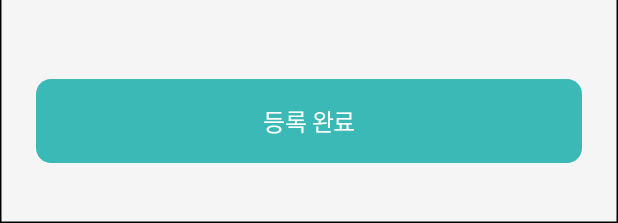
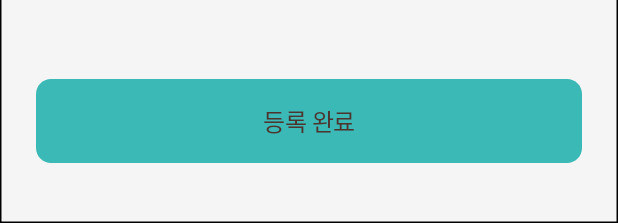
Before and after one commit to Ajou-Capston-09-HELPT/Android_Manager, an Android app: the layout fragment_membership.xml on its own in the app's theme, with its tools: preview values and no code run, on a phone screen of 412 x 824 dp. Shown: the part 1013-1236 px from the top of the screen. Run offline under Robolectric (Android 15) with nearby library versions, the phone set to English and light mode, and no system bars; network calls fail.

```diff
--- a/app/src/main/res/layout/fragment_membership.xml
+++ b/app/src/main/res/layout/fragment_membership.xml
@@ -48,13 +48,14 @@
             android:id="@+id/membershipRegisterButtonText"
             android:layout_width="wrap_content"
             android:layout_height="wrap_content"
+            android:gravity="center"
             android:text="@string/stringRegisterMembershipButton"
-            android:gravity="center"
             android:textAppearance="@style/styleMembershipRegisterButton"
-            app:layout_constraintTop_toTopOf="parent"
+            android:textColor="#4E342E"
             app:layout_constraintBottom_toBottomOf="parent"
             app:layout_constraintLeft_toLeftOf="parent"
-            app:layout_constraintRight_toRightOf="parent" />
+            app:layout_constraintRight_toRightOf="parent"
+            app:layout_constraintTop_toTopOf="parent" />
     </androidx.constraintlayout.widget.ConstraintLayout>
 
 
```
Also changed, not shown: app/src/main/java/com/ajou/helptmanager/memberDetail/MemberDetail.kt (+4 -4 lines), app/src/main/java/com/ajou/helptmanager/memberDetail/MemberDetailFragment.kt (+43 -0 lines), app/src/main/java/com/ajou/helptmanager/network/api/MemberService.kt (added, +18 -0 lines).
